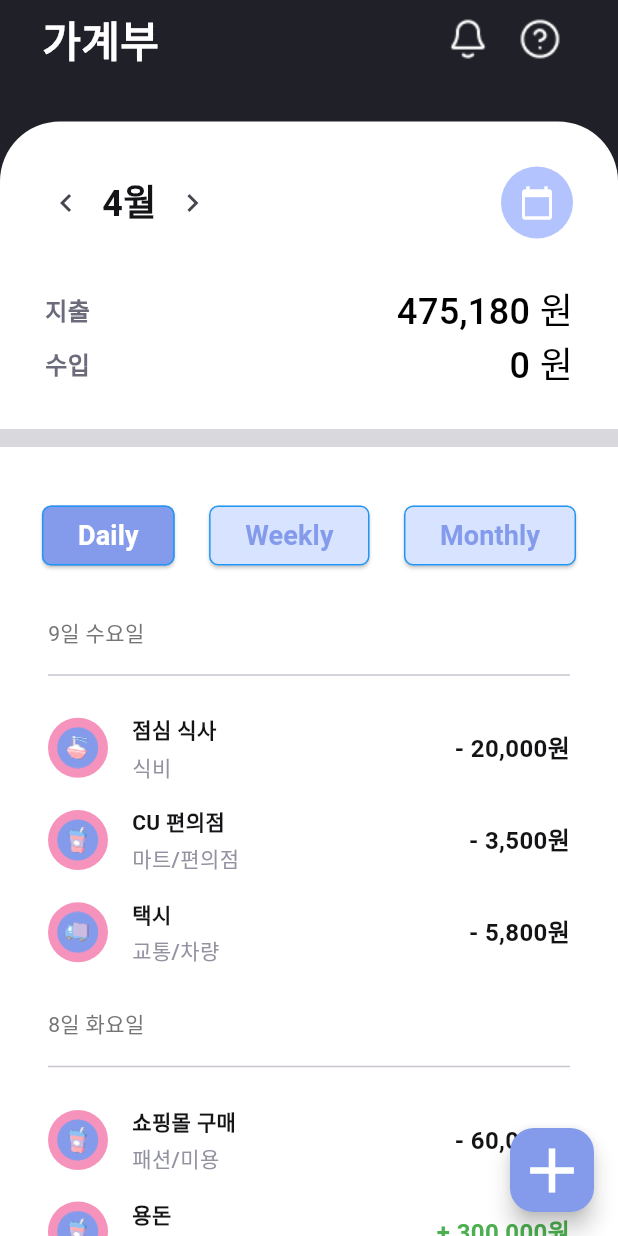
After one commit to kgu-moneyplanet/moneyplanet-FE, a Flutter app: the DiaryScreen screen opened directly, on a phone screen of 412 x 824 dp. The commit adds this screen. Run offline on Flutter 3.47's test engine with Material 3 defaults, Android fonts, the phone set to English and light mode, and no system bars; Roboto replaces fonts that are missing (Pretendard).

Commit message:
[Feat] #22 - DiaryListScreen

```diff
--- /dev/null
+++ b/lib/presentaion/diary/view/diary_list_screen.dart
@@ -0,0 +1,55 @@
+import 'package:flutter/material.dart';
+import 'package:intl/intl.dart';
+
+import '../../../global/components/consumption_item.dart';
+import '../model/diary_model.dart';
+
+class DiaryListScreen extends StatelessWidget {
+  final Map<String, List<DiaryModel>> groupedData;
+
+  const DiaryListScreen({super.key, required this.groupedData});
+
+  @override
+  Widget build(BuildContext context) {
+    return Column(
+      children: [
+        Padding(
+          padding: const EdgeInsets.symmetric(horizontal: 32),
+          child: Column(
+            children:
+            groupedData.entries.map((entry) {
+              final date = DateTime.parse(entry.key);
+              final dayText = DateFormat(
+                'd일 EEEE',
+                'ko',
+              ).format(date);
+
+              return Column(
+                crossAxisAlignment: CrossAxisAlignment.start,
+                children: [
+                  Text(
+                    dayText ==
+                        DateFormat(
+                          'd일 EEEE',
+                          'ko',
+                        ).format(DateTime.now())
+                        ? "${date.day}일 오늘"
+                        : dayText,
+                    style: TextStyle(color: Colors.grey[600]),
+                  ),
+                  const SizedBox(height: 10),
+                  const Divider(),
+                  const SizedBox(height: 10),
+                  ...entry.value.map(
+                        (item) => ConsumptionItem(item: item),
+                  ),
+                  const SizedBox(height: 20),
+                ],
+              );
+            }).toList(),
+          ),
+        ),
+      ],
+    );
+  }
+}
--- a/lib/presentaion/diary/view/diary_screen.dart
+++ b/lib/presentaion/diary/view/diary_screen.dart
@@ -2,12 +2,11 @@
 
 import 'package:flutter/material.dart';
 import 'package:intl/intl.dart';
+import 'package:money_planet/presentaion/diary/view/diary_list_screen.dart';
 import 'package:money_planet/presentaion/diary/view/empty_diary_screen.dart';
-import 'package:money_planet/presentaion/diary/viewModel/diary_viewModel.dart';
 import 'package:money_planet/presentaion/register/view/register_ocr_screen.dart';
 import 'package:money_planet/presentaion/register/view/register_screen.dart';
 
-import '../../../global/components/consumption_item.dart';
 import '../../../global/theme/colors.dart';
 import '../../../global/theme/textStyles.dart';
 import '../model/diary_model.dart';
@@ -20,8 +19,6 @@
 }
 
 class _DiaryScreenState extends State<DiaryScreen> {
-  final DiaryViewModel viewModel = DiaryViewModel();
-
   int selectedMonth = DateTime.now().month;
   String selectedView = 'Daily';
 
@@ -47,7 +44,6 @@
         child: SingleChildScrollView(
           child: Column(
             children: [
-
               // 헤더부분
               SizedBox(
                 height: 52,
@@ -102,7 +98,7 @@
                 child: Column(
                   crossAxisAlignment: CrossAxisAlignment.start,
                   children: [
-                    // 달 바꾸는 부분 & 자세히 보기
+                    // 달 바꾸는 부분 & 달력 아이콘
                     Padding(
                       padding: const EdgeInsets.symmetric(
                         horizontal: 20,
@@ -210,6 +206,7 @@
 
                     SizedBox(height: 25),
 
+                    // 구분선
                     Container(
                       height: 12,
                       width: double.infinity,
@@ -218,15 +215,25 @@
 
                     SizedBox(height: 35),
 
-                    groupedData.isEmpty ? EmptyDiaryScreen() : Column(
+                    // 리스트 보여주는 곳
+                    groupedData.isEmpty
+                        ? EmptyDiaryScreen()
+                        : Column(
                           children: [
                             // daily, weekly, monthly 선택 버튼
                             Padding(
-                          padding: const EdgeInsets.symmetric(horizontal: 5),
+                              padding: const EdgeInsets.symmetric(
+                                horizontal: 5,
+                              ),
                               child: Row(
-                            mainAxisAlignment: MainAxisAlignment.spaceEvenly,
+                                mainAxisAlignment:
+                                    MainAxisAlignment.spaceEvenly,
                                 children: [
-                              for (var viewType in ['Daily', 'Weekly', 'Monthly'])
+                                  for (var viewType in [
+                                    'Daily',
+                                    'Weekly',
+                                    'Monthly',
+                                  ])
                                     ElevatedButton(
                                       onPressed: () => changeView(viewType),
                                       style: ElevatedButton.styleFrom(
@@ -239,8 +246,12 @@
                                                 ? Colors.white
                                                 : primary_400,
                                         shape: RoundedRectangleBorder(
-                                      borderRadius: BorderRadius.circular(6),
-                                      side: const BorderSide(color: Colors.blue),
+                                          borderRadius: BorderRadius.circular(
+                                            6,
+                                          ),
+                                          side: const BorderSide(
+                                            color: Colors.blue,
+                                          ),
                                         ),
                                       ),
                                       child: Text(
@@ -253,46 +264,8 @@
                                 ],
                               ),
                             ),
-
                             const SizedBox(height: 30),
-
-                        // 리스트 보여주는 곳
-                        Padding(
-                          padding: const EdgeInsets.symmetric(horizontal: 32),
-                          child: Column(
-                            children:
-                            groupedData.entries.map((entry) {
-                              final date = DateTime.parse(entry.key);
-                              final dayText = DateFormat(
-                                'd일 EEEE',
-                                'ko',
-                              ).format(date);
-
-                              return Column(
-                                crossAxisAlignment: CrossAxisAlignment.start,
-                                children: [
-                                  Text(
-                                    dayText ==
-                                        DateFormat(
-                                          'd일 EEEE',
-                                          'ko',
-                                        ).format(DateTime.now())
-                                        ? "${date.day}일 오늘"
-                                        : dayText,
-                                    style: TextStyle(color: Colors.grey[600]),
-                                  ),
-                                  const SizedBox(height: 10),
-                                  const Divider(),
-                                  const SizedBox(height: 10),
-                                  ...entry.value.map(
-                                        (item) => ConsumptionItem(item: item),
-                                  ),
-                                  const SizedBox(height: 20),
-                                ],
-                              );
-                            }).toList(),
-                          ),
-                        ),
+                            DiaryListScreen(groupedData: groupedData),
                           ],
                         ),
 
--- a/lib/presentaion/diary/viewModel/diary_viewModel.dart
+++ b/lib/presentaion/diary/viewModel/diary_viewModel.dart
@@ -3,5 +3,4 @@
 class DiaryViewModel {
 
 
-
 }
```
Lines whose indentation alone changed are shown as unchanged.
